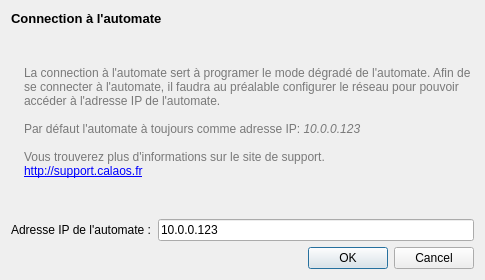
First picture: the form in data/DialogConnect.ui, repository calaos/calaos_installer, before the edit.
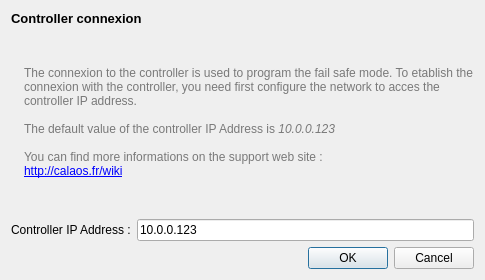
Second picture: the form after the edit. Icons and pictures are not drawn.

Patch:
```diff
--- a/data/DialogConnect.ui
+++ b/data/DialogConnect.ui
@@ -33,7 +33,7 @@
 &lt;html&gt;&lt;head&gt;&lt;meta name=&quot;qrichtext&quot; content=&quot;1&quot; /&gt;&lt;style type=&quot;text/css&quot;&gt;
 p, li { white-space: pre-wrap; }
 &lt;/style&gt;&lt;/head&gt;&lt;body style=&quot; font-family:'Sans Serif'; font-size:9pt; font-weight:400; font-style:normal;&quot;&gt;
-&lt;p style=&quot; margin-top:0px; margin-bottom:0px; margin-left:0px; margin-right:0px; -qt-block-indent:0; text-indent:0px;&quot;&gt;&lt;span style=&quot; font-size:10pt; font-weight:600;&quot;&gt;Connection à l'automate&lt;/span&gt;&lt;/p&gt;&lt;/body&gt;&lt;/html&gt;</string>
+&lt;p style=&quot; margin-top:0px; margin-bottom:0px; margin-left:0px; margin-right:0px; -qt-block-indent:0; text-indent:0px;&quot;&gt;&lt;span style=&quot; font-size:10pt; font-weight:600;&quot;&gt;Controller connexion&lt;/span&gt;&lt;/p&gt;&lt;/body&gt;&lt;/html&gt;</string>
      </property>
     </widget>
    </item>
@@ -71,12 +71,12 @@
 &lt;html&gt;&lt;head&gt;&lt;meta name=&quot;qrichtext&quot; content=&quot;1&quot; /&gt;&lt;style type=&quot;text/css&quot;&gt;
 p, li { white-space: pre-wrap; }
 &lt;/style&gt;&lt;/head&gt;&lt;body style=&quot; font-family:'Sans Serif'; font-size:9pt; font-weight:400; font-style:normal;&quot;&gt;
-&lt;p style=&quot; margin-top:0px; margin-bottom:0px; margin-left:0px; margin-right:0px; -qt-block-indent:0; text-indent:0px;&quot;&gt;&lt;span style=&quot; color:#797979;&quot;&gt;La connection à l'automate sert à programer le mode dégradé de l'automate. Afin de se connecter à l'automate, il faudra au préalable configurer le réseau pour pouvoir accéder à l'adresse IP de l'automate.&lt;/span&gt;&lt;/p&gt;
-&lt;p style=&quot;-qt-paragraph-type:empty; margin-top:0px; margin-bottom:0px; margin-left:0px; margin-right:0px; -qt-block-indent:0; text-indent:0px; color:#797979;&quot;&gt;&lt;/p&gt;
-&lt;p style=&quot; margin-top:0px; margin-bottom:0px; margin-left:0px; margin-right:0px; -qt-block-indent:0; text-indent:0px;&quot;&gt;&lt;span style=&quot; color:#797979;&quot;&gt;Par défaut l'automate à toujours comme adresse IP: &lt;/span&gt;&lt;span style=&quot; font-style:italic; color:#797979;&quot;&gt;10.0.0.123&lt;/span&gt;&lt;/p&gt;
-&lt;p style=&quot;-qt-paragraph-type:empty; margin-top:0px; margin-bottom:0px; margin-left:0px; margin-right:0px; -qt-block-indent:0; text-indent:0px; color:#797979;&quot;&gt;&lt;/p&gt;
-&lt;p style=&quot; margin-top:0px; margin-bottom:0px; margin-left:0px; margin-right:0px; -qt-block-indent:0; text-indent:0px;&quot;&gt;&lt;span style=&quot; color:#797979;&quot;&gt;Vous trouverez plus d'informations sur le site de support.&lt;/span&gt;&lt;/p&gt;
-&lt;p style=&quot; margin-top:0px; margin-bottom:0px; margin-left:0px; margin-right:0px; -qt-block-indent:0; text-indent:0px;&quot;&gt;&lt;a href=&quot;http://support.calaos.fr&quot;&gt;&lt;span style=&quot; text-decoration: underline; color:#0000ff;&quot;&gt;http://support.calaos.fr&lt;/span&gt;&lt;/a&gt;&lt;/p&gt;&lt;/body&gt;&lt;/html&gt;</string>
+&lt;p style=&quot; margin-top:0px; margin-bottom:0px; margin-left:0px; margin-right:0px; -qt-block-indent:0; text-indent:0px;&quot;&gt;&lt;span style=&quot; color:#797979;&quot;&gt;The connexion to the controller is used to program the fail safe mode. To etablish the connexion with the controller, you need first configure the network to acces the controller IP address. &lt;/span&gt;&lt;/p&gt;
+&lt;p style=&quot;-qt-paragraph-type:empty; margin-top:0px; margin-bottom:0px; margin-left:0px; margin-right:0px; -qt-block-indent:0; text-indent:0px; color:#797979;&quot;&gt;&lt;br /&gt;&lt;/p&gt;
+&lt;p style=&quot; margin-top:0px; margin-bottom:0px; margin-left:0px; margin-right:0px; -qt-block-indent:0; text-indent:0px;&quot;&gt;&lt;span style=&quot; color:#797979;&quot;&gt;The default value of the controller IP Address is &lt;/span&gt;&lt;span style=&quot; font-style:italic; color:#797979;&quot;&gt;10.0.0.123&lt;/span&gt;&lt;/p&gt;
+&lt;p style=&quot;-qt-paragraph-type:empty; margin-top:0px; margin-bottom:0px; margin-left:0px; margin-right:0px; -qt-block-indent:0; text-indent:0px; color:#797979;&quot;&gt;&lt;br /&gt;&lt;/p&gt;
+&lt;p style=&quot; margin-top:0px; margin-bottom:0px; margin-left:0px; margin-right:0px; -qt-block-indent:0; text-indent:0px;&quot;&gt;&lt;span style=&quot; color:#797979;&quot;&gt;You can find more informations on the support web site : &lt;/span&gt;&lt;/p&gt;
+&lt;p style=&quot; margin-top:0px; margin-bottom:0px; margin-left:0px; margin-right:0px; -qt-block-indent:0; text-indent:0px;&quot;&gt;&lt;a href=&quot;http://support.calaos.fr&quot;&gt;&lt;span style=&quot; text-decoration: underline; color:#0000ff;&quot;&gt;http://calaos.fr/wiki&lt;/span&gt;&lt;/a&gt;&lt;/p&gt;&lt;/body&gt;&lt;/html&gt;</string>
        </property>
        <property name="wordWrap">
         <bool>true</bool>
@@ -96,7 +96,7 @@
         </sizepolicy>
        </property>
        <property name="text">
-        <string>Adresse IP de l'automate :</string>
+        <string>Controller IP Address :</string>
        </property>
       </widget>
      </item>
```
Left out of the diff: 2 changed lines with no effect on the pictures.
